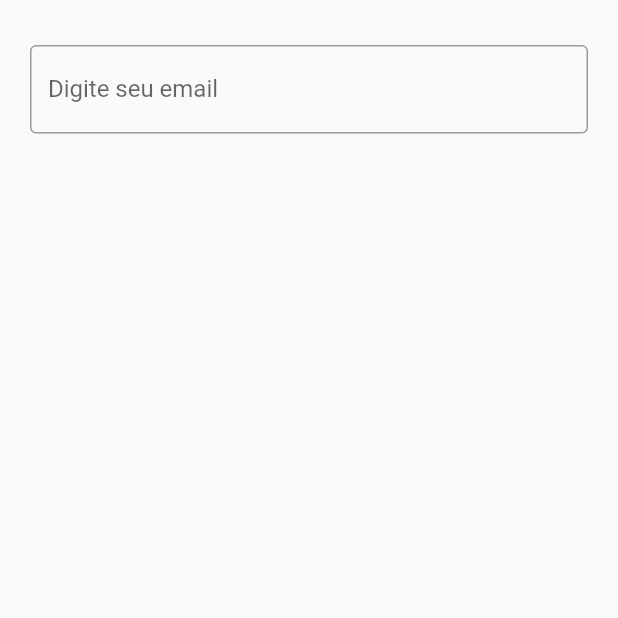
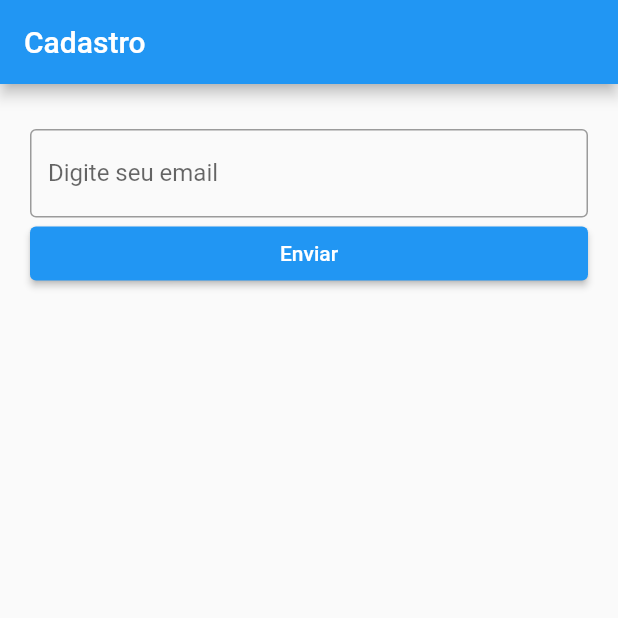
Before and after one commit to EmanuelJuniior/flutter_cadastro, a Flutter app: the screen it shows after launch, on a phone screen of 412 x 824 dp, the top half of it. Run offline on Flutter 3.47's test engine with Material 2 defaults, Android fonts, the phone set to English and light mode, and no system bars; missing offline and left inert: dart:ffi.

Commit message:
add.button

```diff
--- a/lib/home_page.dart
+++ b/lib/home_page.dart
@@ -1,3 +1,5 @@
+import 'dart:ffi';
+
 import 'package:flutter/material.dart';
 
 class HomePage extends StatefulWidget {
@@ -13,6 +15,9 @@ class _HomePageState extends State<HomePage> {
   @override
   Widget build(BuildContext context) {
     return Scaffold(
+      appBar: AppBar(
+        title: const Text('Cadastro'),
+      ),
       body: Padding(
         padding: const EdgeInsets.only(
           top: 30,
@@ -29,7 +34,8 @@ class _HomePageState extends State<HomePage> {
                     border: OutlineInputBorder(),
                     labelText: 'Digite seu email',
                   ),
-                )
+                ),
+                ElevatedButton(onPressed: () {}, child: const Text('Enviar'))
               ],
             )),
       ),
```
